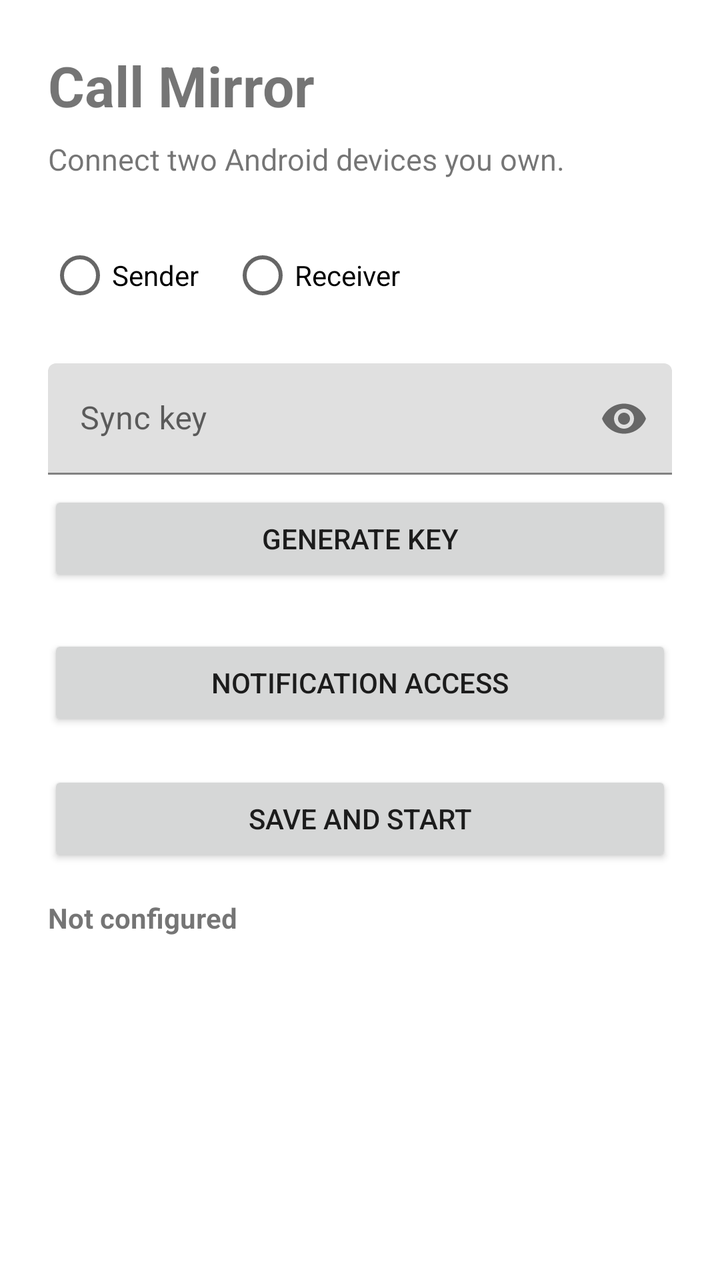
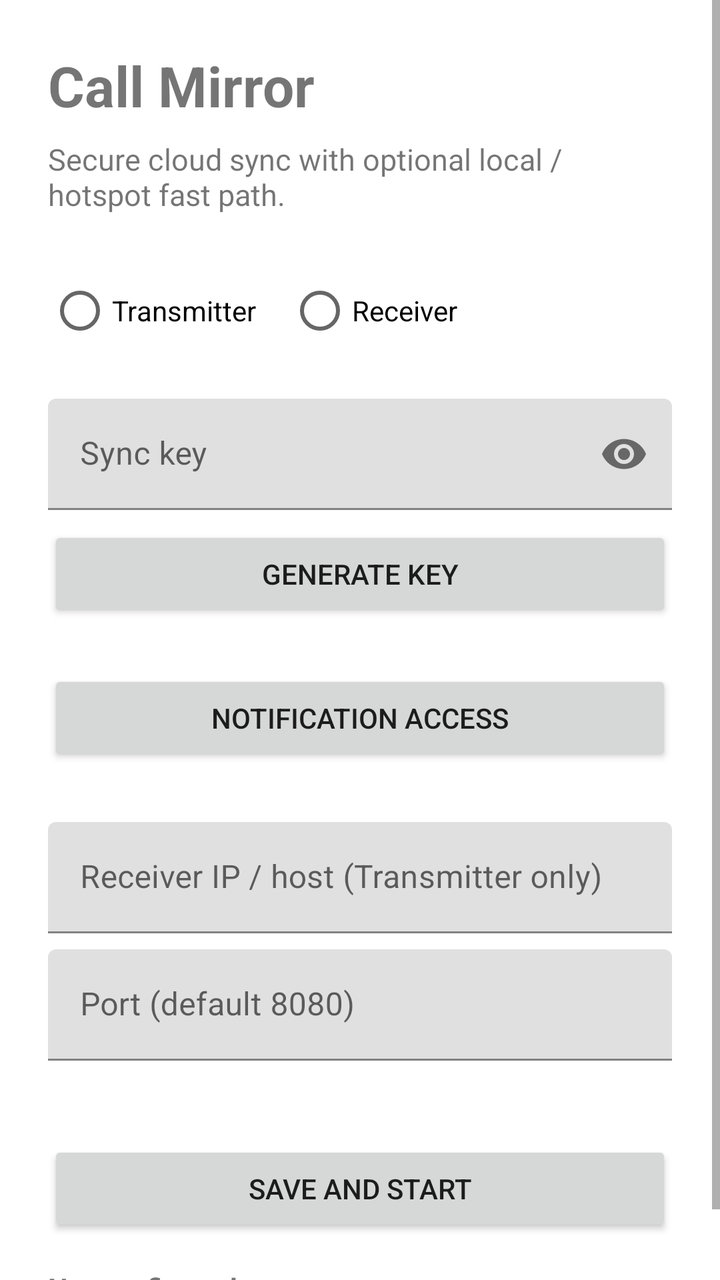

Compare the two renders of this Android layout. The source of the first and the diff that turns it into the second are given below.
<!-- AndroidManifest.xml: application theme Theme.CallMirror -->
<!-- res/layout/activity_main.xml -->
<?xml version="1.0" encoding="utf-8"?>
<ScrollView xmlns:android="http://schemas.android.com/apk/res/android"
    xmlns:app="http://schemas.android.com/apk/res-auto"
    android:layout_width="match_parent"
    android:layout_height="match_parent"
    android:fillViewport="true">

    <LinearLayout
        android:layout_width="match_parent"
        android:layout_height="wrap_content"
        android:orientation="vertical"
        android:padding="24dp">

        <TextView
            android:layout_width="wrap_content"
            android:layout_height="wrap_content"
            android:text="Call Mirror"
            android:textSize="28sp"
            android:textStyle="bold" />

        <TextView
            android:layout_width="match_parent"
            android:layout_height="wrap_content"
            android:layout_marginTop="8dp"
            android:text="Connect two Android devices you own."
            android:textSize="15sp" />

        <RadioGroup
            android:id="@+id/roleGroup"
            android:layout_width="match_parent"
            android:layout_height="wrap_content"
            android:layout_marginTop="24dp"
            android:orientation="horizontal">

            <RadioButton
                android:id="@+id/roleSender"
                android:layout_width="wrap_content"
                android:layout_height="wrap_content"
                android:text="Sender" />

            <RadioButton
                android:id="@+id/roleReceiver"
                android:layout_width="wrap_content"
                android:layout_height="wrap_content"
                android:layout_marginStart="16dp"
                android:text="Receiver" />
        </RadioGroup>

        <com.google.android.material.textfield.TextInputLayout
            android:id="@+id/secretLayout"
            android:layout_width="match_parent"
            android:layout_height="wrap_content"
            android:layout_marginTop="20dp"
            android:hint="Sync key"
            app:endIconMode="password_toggle">

            <com.google.android.material.textfield.TextInputEditText
                android:id="@+id/secretInput"
                android:layout_width="match_parent"
                android:layout_height="wrap_content"
                android:inputType="textPassword"
                android:importantForAutofill="no"
                android:maxLines="1" />
        </com.google.android.material.textfield.TextInputLayout>

        <Button
            android:id="@+id/generateButton"
            android:layout_width="match_parent"
            android:layout_height="wrap_content"
            android:layout_marginTop="8dp"
            android:text="Generate key" />

        <com.google.android.material.materialswitch.MaterialSwitch
            android:id="@+id/notificationSwitch"
            android:layout_width="match_parent"
            android:layout_height="wrap_content"
            android:layout_marginTop="16dp"
            android:checked="true"
            android:text="Mirror notifications" />

        <Button
            android:id="@+id/notificationAccessButton"
            android:layout_width="match_parent"
            android:layout_height="wrap_content"
            android:layout_marginTop="8dp"
            android:text="Notification access" />

        <Button
            android:id="@+id/saveButton"
            android:layout_width="match_parent"
            android:layout_height="wrap_content"
            android:layout_marginTop="20dp"
            android:text="Save and start" />

        <TextView
            android:id="@+id/statusText"
            android:layout_width="match_parent"
            android:layout_height="wrap_content"
            android:layout_marginTop="16dp"
            android:text="Not configured"
            android:textStyle="bold" />

    </LinearLayout>
</ScrollView>
<!-- resources referenced by this layout -->
<resources>
  <style name="Theme.CallMirror" parent="Theme.MaterialComponents.Light.NoActionBar" />
</resources>

<!-- the commit's change to res/layout/activity_main.xml (unified diff, before → after) -->
@@ -22,7 +22,7 @@
             android:layout_width="match_parent"
             android:layout_height="wrap_content"
             android:layout_marginTop="8dp"
-            android:text="Connect two Android devices you own."
+            android:text="Secure cloud sync with optional local / hotspot fast path."
             android:textSize="15sp" />
 
         <RadioGroup
@@ -36,7 +36,7 @@
                 android:id="@+id/roleSender"
                 android:layout_width="wrap_content"
                 android:layout_height="wrap_content"
-                android:text="Sender" />
+                android:text="Transmitter" />
 
             <RadioButton
                 android:id="@+id/roleReceiver"
@@ -85,6 +85,56 @@
             android:layout_marginTop="8dp"
             android:text="Notification access" />
 
+        <com.google.android.material.materialswitch.MaterialSwitch
+            android:id="@+id/localModeSwitch"
+            android:layout_width="match_parent"
+            android:layout_height="wrap_content"
+            android:layout_marginTop="20dp"
+            android:text="Use local / hotspot mode when available" />
+
+        <com.google.android.material.textfield.TextInputLayout
+            android:layout_width="match_parent"
+            android:layout_height="wrap_content"
+            android:layout_marginTop="8dp"
+            android:hint="Receiver IP / host (Transmitter only)">
+
+            <com.google.android.material.textfield.TextInputEditText
+                android:id="@+id/localHostInput"
+                android:layout_width="match_parent"
+                android:layout_height="wrap_content"
+                android:inputType="textUri"
+                android:maxLines="1" />
+        </com.google.android.material.textfield.TextInputLayout>
+
+        <com.google.android.material.textfield.TextInputLayout
+            android:layout_width="match_parent"
+            android:layout_height="wrap_content"
+            android:layout_marginTop="8dp"
+            android:hint="Port (default 8080)">
+
+            <com.google.android.material.textfield.TextInputEditText
+                android:id="@+id/localPortInput"
+                android:layout_width="match_parent"
+                android:layout_height="wrap_content"
+                android:inputType="number"
+                android:maxLines="1" />
+        </com.google.android.material.textfield.TextInputLayout>
+
+        <com.google.android.material.materialswitch.MaterialSwitch
+            android:id="@+id/ringtoneSwitch"
+            android:layout_width="match_parent"
+            android:layout_height="wrap_content"
+            android:layout_marginTop="20dp"
+            android:checked="true"
+            android:text="Play ringtone on mirrored alert" />
+
+        <com.google.android.material.materialswitch.MaterialSwitch
+            android:id="@+id/vibrateSwitch"
+            android:layout_width="match_parent"
+            android:layout_height="wrap_content"
+            android:checked="true"
+            android:text="Vibrate on mirrored alert" />
+
         <Button
             android:id="@+id/saveButton"
             android:layout_width="match_parent"
